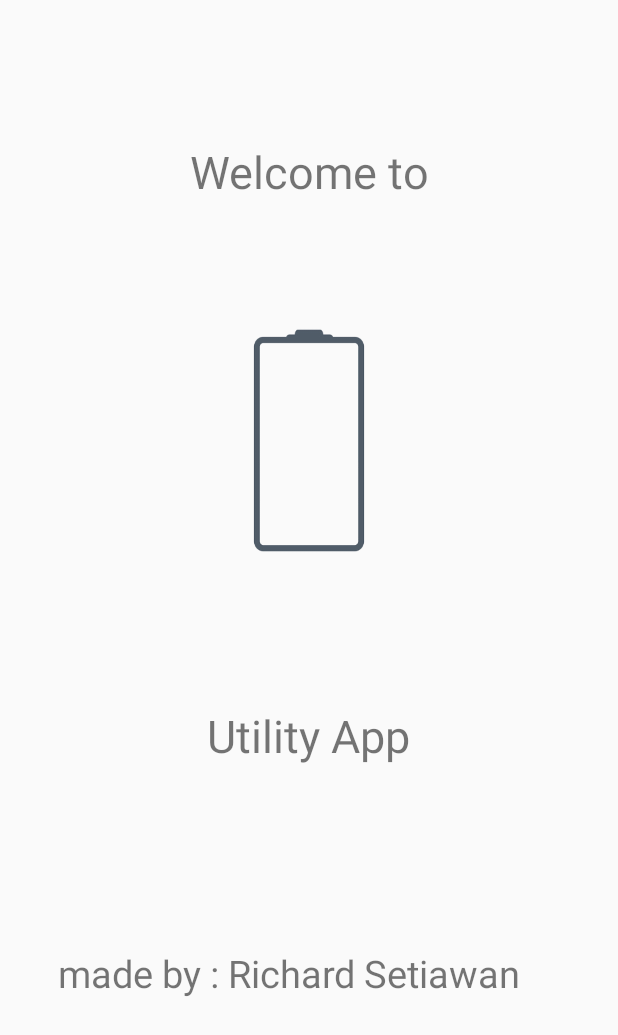
After one commit to 01richardrs/Utility-App, an Android app: the layout splash.xml on its own in the app's theme, with its tools: preview values and no code run, on a phone screen of 412 x 824 dp. The commit adds this screen. Shown: the top 1035 px of the screen. Run offline under Robolectric (Android 15) with nearby library versions, the phone set to English and light mode, and no system bars.

Commit message:
Add Splash Screen

```diff
--- a/app/src/main/AndroidManifest.xml
+++ b/app/src/main/AndroidManifest.xml
@@ -13,13 +13,16 @@
         android:roundIcon="@mipmap/ic_launcher_round"
         android:supportsRtl="true"
         android:theme="@style/AppTheme">
-        <activity android:name=".MainActivity">
+        <activity android:name=".Splashscreen"
+            android:theme="@style/Splash">
             <intent-filter>
                 <action android:name="android.intent.action.MAIN" />
 
                 <category android:name="android.intent.category.LAUNCHER" />
             </intent-filter>
         </activity>
+        <activity android:name=".MainActivity"
+            android:theme="@style/AppTheme"/>
     </application>
 
 </manifest>
--- /dev/null
+++ b/app/src/main/java/com/richardrs/utillityapp/Splashscreen.java
@@ -0,0 +1,25 @@
+package com.richardrs.utillityapp;
+
+import android.content.Intent;
+import android.os.Bundle;
+import android.os.Handler;
+
+import androidx.appcompat.app.AppCompatActivity;
+
+public class Splashscreen extends AppCompatActivity {
+
+    @Override
+    protected void onCreate(Bundle savedInstanceState) {
+        super.onCreate(savedInstanceState);
+        setContentView(R.layout.splash);
+
+        new Handler().postDelayed(new Runnable() {
+            @Override
+            public void run() {
+                Intent i = new Intent(Splashscreen.this, MainActivity.class);
+                startActivity(i);
+                finish();
+            }
+        }, 2000);
+    }
+}
--- /dev/null
+++ b/app/src/main/res/layout/splash.xml
@@ -0,0 +1,58 @@
+<?xml version="1.0" encoding="utf-8"?>
+<androidx.constraintlayout.widget.ConstraintLayout xmlns:android="http://schemas.android.com/apk/res/android"
+    xmlns:app="http://schemas.android.com/apk/res-auto"
+    xmlns:tools="http://schemas.android.com/tools"
+    android:orientation="vertical" android:layout_width="match_parent"
+    android:layout_height="match_parent">
+
+    <TextView
+        android:id="@+id/textView2"
+        android:layout_width="wrap_content"
+        android:layout_height="wrap_content"
+        android:text="Welcome to"
+        android:textSize="30dp"
+        app:layout_constraintBottom_toBottomOf="parent"
+        app:layout_constraintEnd_toEndOf="parent"
+        app:layout_constraintStart_toStartOf="parent"
+        app:layout_constraintTop_toTopOf="parent"
+        app:layout_constraintVertical_bias="0.120000005" />
+
+
+    <ImageView
+        android:id="@+id/imageView"
+        android:layout_width="match_parent"
+        android:layout_height="250dp"
+        android:layout_marginBottom="120dp"
+        android:src="@drawable/bat0"
+        app:layout_constraintBottom_toTopOf="@+id/textView"
+        app:layout_constraintTop_toBottomOf="@+id/textView2"
+        app:layout_constraintVertical_bias="0.26999998"
+        tools:layout_editor_absoluteX="0dp" />
+
+    <TextView
+        android:layout_width="wrap_content"
+        android:layout_height="wrap_content"
+        android:text="Utility App"
+        android:textSize="30dp"
+        app:layout_constraintBottom_toBottomOf="parent"
+        app:layout_constraintEnd_toEndOf="parent"
+        app:layout_constraintHorizontal_bias="0.498"
+        app:layout_constraintStart_toStartOf="parent"
+        app:layout_constraintTop_toBottomOf="@+id/imageView"
+        app:layout_constraintVertical_bias="0.13999999" />
+
+    <TextView
+        android:id="@+id/textView"
+        android:layout_width="wrap_content"
+        android:layout_height="wrap_content"
+        android:text="made by : Richard Setiawan"
+        android:textSize="25dp"
+        app:layout_constraintBottom_toBottomOf="parent"
+        app:layout_constraintEnd_toEndOf="parent"
+        app:layout_constraintHorizontal_bias="0.372"
+        app:layout_constraintStart_toStartOf="parent"
+        app:layout_constraintTop_toTopOf="parent"
+        app:layout_constraintVertical_bias="0.8" />
+
+
+</androidx.constraintlayout.widget.ConstraintLayout>
--- a/app/src/main/res/values/styles.xml
+++ b/app/src/main/res/values/styles.xml
@@ -7,5 +7,11 @@
         <item name="colorPrimaryDark">@color/colorPrimaryDark</item>
         <item name="colorAccent">@color/colorAccent</item>
     </style>
+    <style name="Splash" parent="Theme.AppCompat.Light.NoActionBar">
+        <!-- Customize your theme here. -->
+        <item name="colorPrimary">@color/colorPrimary</item>
+        <item name="colorPrimaryDark">@color/colorPrimaryDark</item>
+        <item name="colorAccent">@color/colorAccent</item>
+    </style>
 
 </resources>
```
